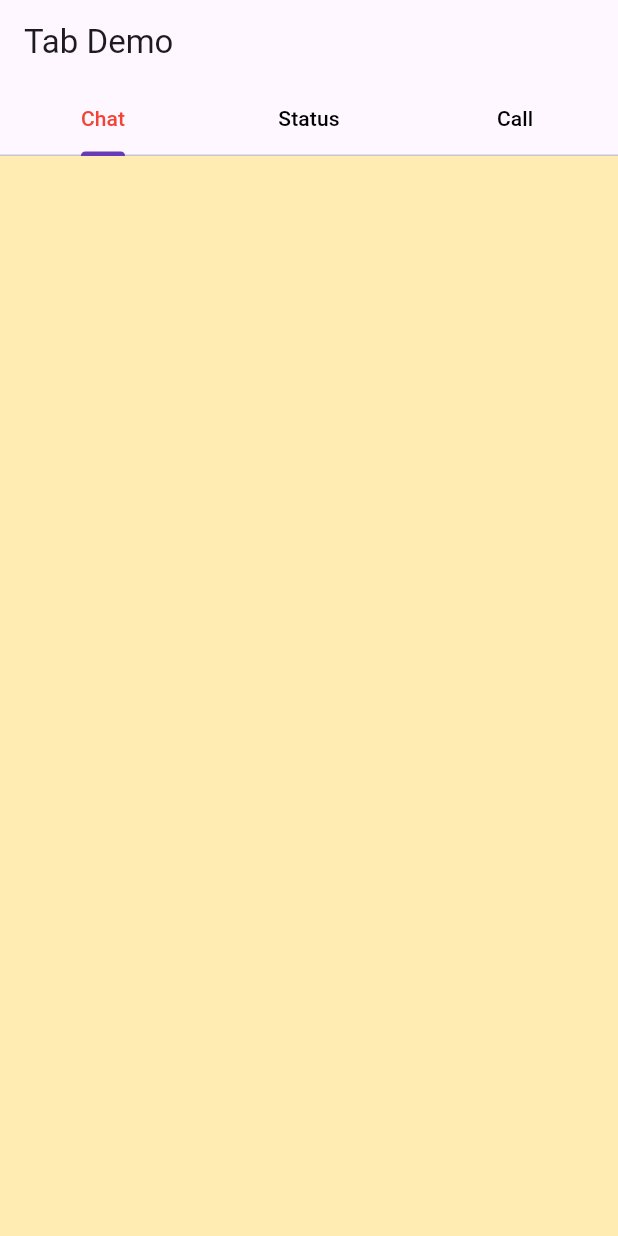
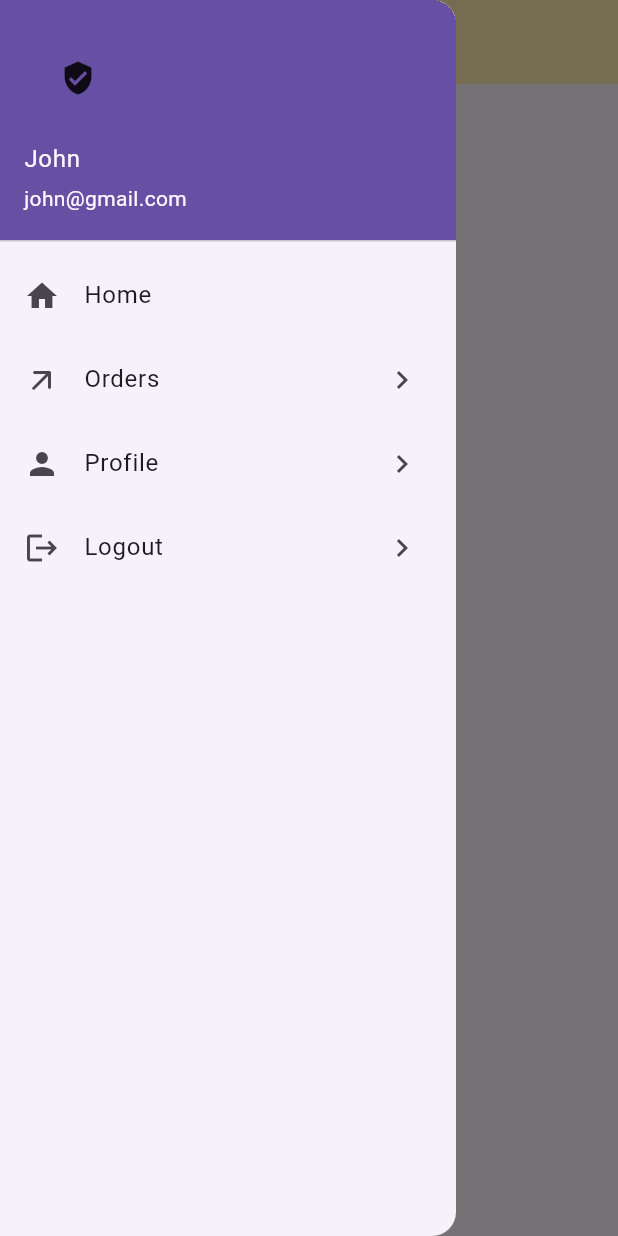
Before and after one commit to SagarKhatri24/flutter_application_ni, a Flutter app: the screen it shows after launch, with the side drawer open (before the commit the screen has no drawer), on a phone screen of 412 x 824 dp. Run offline on Flutter 3.47's test engine with Material 3 defaults, Android fonts, the phone set to English and light mode, and no system bars; our stand-ins replace fluttertoast.

Commit message:
Navigation Demo

```diff
--- /dev/null
+++ b/lib/navigationDrawer.dart
@@ -0,0 +1,80 @@
+import 'package:flutter/material.dart';
+import 'package:fluttertoast/fluttertoast.dart';
+
+class NavigationMain extends StatefulWidget{
+
+  @override
+  NavigationApp createState() => NavigationApp();
+
+}
+
+class NavigationApp extends State<NavigationMain>{
+
+  @override
+  Widget build(BuildContext context) {
+    // TODO: implement build
+    return MaterialApp(
+      debugShowCheckedModeBanner: false,
+      home: Scaffold(
+        appBar: AppBar(
+          title: Text("Navigation Drawer"),
+          backgroundColor: Colors.amber.shade100,
+        ),
+        drawer: Drawer(
+          child: new ListView(
+            children: [
+              UserAccountsDrawerHeader(
+                accountName: Text("John"),
+                accountEmail: Text("john@gmail.com"),
+                currentAccountPicture: Icon(Icons.verified_user),
+              ),
+              ListTile(
+                title: Text("Home"),
+                leading: Icon(Icons.home),
+                onTap: (){
+                  printMessage("Home");
+                  //print("Home");
+                },
+              ),
+              ListTile(
+                title: Text("Orders"),
+                trailing: Icon(Icons.chevron_right_outlined),
+                leading: Icon(Icons.arrow_outward_rounded),
+                onTap: (){
+                  printMessage("Orders");
+                  //print("Order");
+                },
+              ),
+              ListTile(
+                title: Text("Profile"),
+                trailing: Icon(Icons.chevron_right_outlined),
+                leading: Icon(Icons.person),
+                onTap: (){
+                  printMessage("Profile");
+                  //print("Profile");
+                },
+              ),
+              ListTile(
+                title: Text("Logout"),
+                trailing: Icon(Icons.chevron_right_outlined),
+                leading: Icon(Icons.logout),
+                onTap: (){
+                  printMessage("Logout");
+                  //print("Logout");
+                },
+              ),
+            ],
+          ),
+        ),
+      ),
+    );
+  }
+
+  printMessage(var message){
+    Fluttertoast.showToast(
+      msg: message,
+      toastLength: Toast.LENGTH_LONG
+    );
+  }
+
+}
--- a/lib/splash.dart
+++ b/lib/splash.dart
@@ -1,6 +1,7 @@
 import 'dart:async';
 
 import 'package:flutter/material.dart';
+import 'package:flutter_application_ni/navigationDrawer.dart';
 import 'package:flutter_application_ni/tabDemo.dart';
 
 class SplashMain extends StatelessWidget{
@@ -34,7 +35,8 @@ class SplashDemo extends State<SplashApp>{
 
   Future<Timer> startTimer() async{
     return new Timer(Duration(seconds: 3), (){
-      Navigator.push(context, MaterialPageRoute(builder: (_)=> TabApp() ));
+      //Navigator.push(context, MaterialPageRoute(builder: (_)=> TabApp() ));
+      Navigator.push(context, MaterialPageRoute(builder: (_)=> NavigationMain() ));
     });
   }
 
--- a/pubspec.yaml
+++ b/pubspec.yaml
@@ -34,6 +34,7 @@ dependencies:
   # The following adds the Cupertino Icons font to your application.
   # Use with the CupertinoIcons class for iOS style icons.
   cupertino_icons: ^1.0.8
+  fluttertoast: ^8.2.12
 
 dev_dependencies:
   flutter_test:
```
Also changed, not shown: pubspec.lock.
